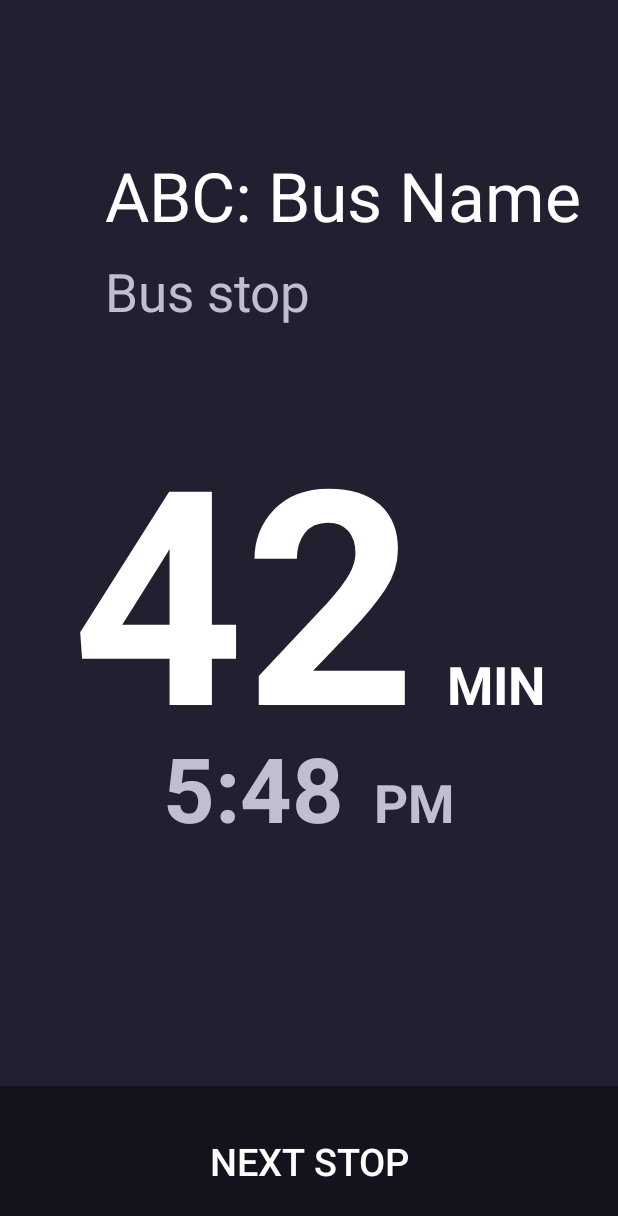
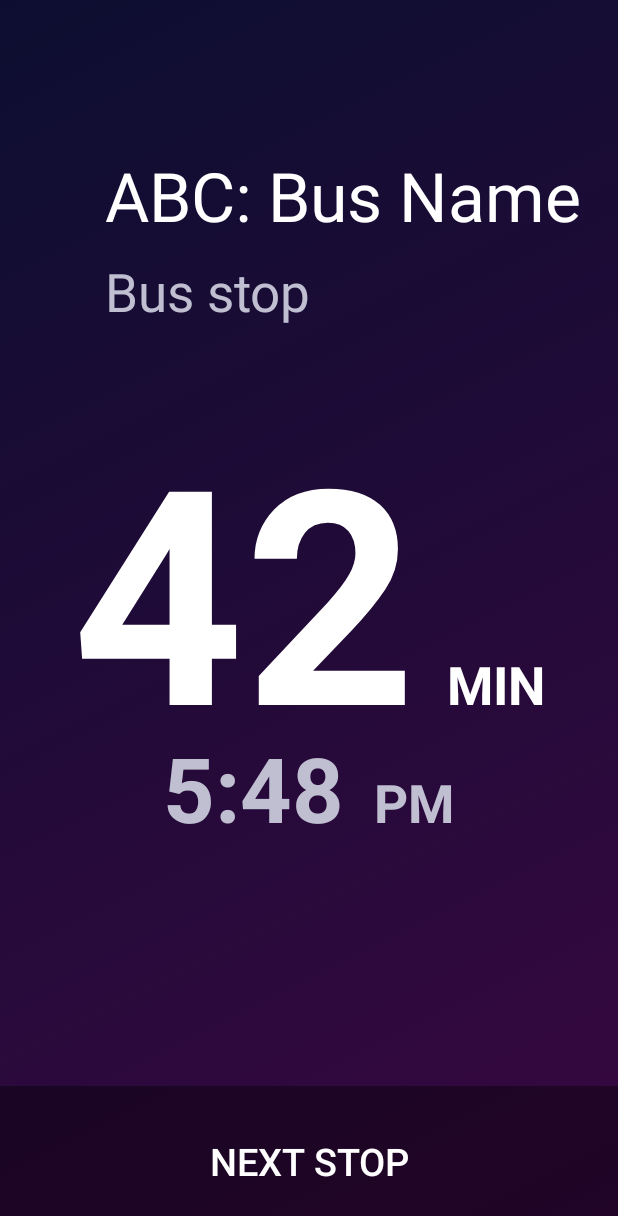
Before and after one commit to williamyeny/TimeDisplay, an Android app: the screen it shows after launch (FullscreenActivity), on a phone screen of 412 x 824 dp. Shown: the top 1216 px of the screen. Run offline under Robolectric (Android 15) with nearby library versions, the phone set to English and light mode, and no system bars.

Commit message:
added gradient back

```diff
--- a/app/src/main/java/site/willye/timedisplay/FullscreenActivity.java
+++ b/app/src/main/java/site/willye/timedisplay/FullscreenActivity.java
@@ -115,4 +115,6 @@ public class FullscreenActivity extends AppCompatActivity {
         return new JSONObject(jsonString);
     }
 
+
+
 }
--- /dev/null
+++ b/app/src/main/res/drawable/gradient_background.xml
@@ -0,0 +1,15 @@
+<?xml version="1.0" encoding="utf-8"?>
+<selector xmlns:android="http://schemas.android.com/apk/res/android">
+    <item>
+        <shape>
+            <gradient
+                android:startColor="#380741"
+                android:endColor="#0c0e30"
+                android:angle="135"
+                android:type="linear"
+                android:layerType="software"
+                android:dither="true"
+                />
+        </shape>
+    </item>
+</selector>
--- a/app/src/main/res/layout/activity_fullscreen.xml
+++ b/app/src/main/res/layout/activity_fullscreen.xml
@@ -2,18 +2,18 @@
     xmlns:tools="http://schemas.android.com/tools"
     android:layout_width="match_parent"
     android:layout_height="match_parent"
-    android:background="@color/colorBackground">
+    android:background="@drawable/gradient_background">
 
 
     <TextView
         android:id="@+id/busNameText"
         android:layout_width="wrap_content"
         android:layout_height="wrap_content"
+        android:layout_marginLeft="70dp"
+        android:layout_marginTop="100dp"
         android:text="ABC: Bus Name"
         android:textColor="@color/colorTextPrimary"
-        android:layout_marginTop="100dp"
-        android:textSize="45sp"
-        android:layout_marginLeft="70dp" />
+        android:textSize="45sp" />
 
     <TextView
         android:id="@+id/busStopText"
@@ -22,9 +22,9 @@
         android:layout_below="@+id/busNameText"
         android:layout_marginLeft="70dp"
         android:layout_marginTop="10dp"
+        android:text="Bus stop"
         android:textColor="@color/colorTextSecondary"
-        android:textSize="35sp"
-        android:text="Bus stop" />
+        android:textSize="35sp" />
 
     <RelativeLayout
         android:id="@+id/estimatedArrivalLayout"
@@ -34,28 +34,30 @@
         android:layout_centerVertical="true">
 
         <LinearLayout
+            android:id="@+id/timeLeftLayout"
             android:layout_width="wrap_content"
-            android:layout_height="wrap_content"
-            android:id="@+id/timeLeftLayout"
-            >
+            android:layout_height="wrap_content">
+
             <TextView
                 android:id="@+id/timeLeftText"
                 android:layout_width="wrap_content"
                 android:layout_height="wrap_content"
                 android:text="42"
                 android:textColor="@color/colorTextPrimary"
-                android:textStyle="bold"
-                android:textSize="200sp" />
+                android:textSize="200sp"
+                android:textStyle="bold" />
+
             <TextView
                 android:id="@+id/minText"
                 android:layout_width="wrap_content"
                 android:layout_height="wrap_content"
+                android:layout_marginLeft="20dp"
                 android:text="MIN"
                 android:textColor="@color/colorTextPrimary"
-                android:textStyle="bold"
                 android:textSize="35sp"
-                android:layout_marginLeft="20dp"/>
+                android:textStyle="bold" />
         </LinearLayout>
+
         <LinearLayout
             android:id="@+id/arrivalTimeLayout"
             android:layout_width="wrap_content"
@@ -70,17 +72,18 @@
                 android:layout_height="wrap_content"
                 android:text="5:48"
                 android:textColor="@color/colorTextSecondary"
-                android:textStyle="bold"
-                android:textSize="60sp" />
+                android:textSize="60sp"
+                android:textStyle="bold" />
+
             <TextView
                 android:id="@+id/pmText"
                 android:layout_width="wrap_content"
                 android:layout_height="wrap_content"
+                android:layout_marginLeft="20dp"
                 android:text="PM"
                 android:textColor="@color/colorTextSecondary"
-                android:textStyle="bold"
                 android:textSize="35sp"
-                android:layout_marginLeft="20dp"/>
+                android:textStyle="bold" />
         </LinearLayout>
 
 
@@ -96,6 +99,7 @@
         android:layout_marginBottom="0sp"
         android:background="@color/black_overlay"
         android:text="next stop"
+        android:textAllCaps="true"
         android:textColor="@color/colorTextPrimary"
         android:textSize="25dp" />
 
```
